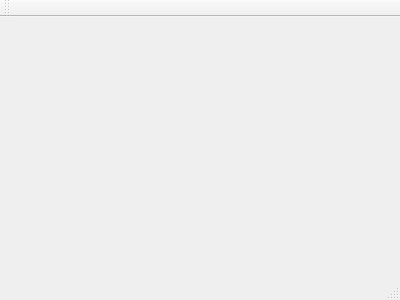
The window that mainwindow.ui (abbasid/ImgPro_HW2) describes before a commit, drawn with Qt 5.
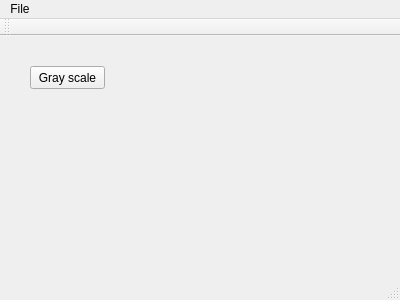
The same window after the commit.

Commit message: load image file, gray scale image

Diff of the .ui file:
```diff
--- a/mainwindow.ui
+++ b/mainwindow.ui
@@ -12,13 +12,54 @@
   <property name="windowTitle" >
    <string>MainWindow</string>
   </property>
-  <widget class="QMenuBar" name="menuBar" />
-  <widget class="QToolBar" name="mainToolBar" />
-  <widget class="QWidget" name="centralWidget" />
-  <widget class="QStatusBar" name="statusBar" />
+  <widget class="QWidget" name="centralWidget">
+   <widget class="QPushButton" name="grayscale">
+    <property name="geometry">
+     <rect>
+      <x>30</x>
+      <y>30</y>
+      <width>75</width>
+      <height>23</height>
+     </rect>
+    </property>
+    <property name="text">
+     <string>Gray scale</string>
+    </property>
+   </widget>
+  </widget>
+  <widget class="QMenuBar" name="menuBar">
+   <property name="geometry">
+    <rect>
+     <x>0</x>
+     <y>0</y>
+     <width>400</width>
+     <height>22</height>
+    </rect>
+   </property>
+   <widget class="QMenu" name="menuFile">
+    <property name="title">
+     <string>File</string>
+    </property>
+    <addaction name="actionOpen_file"/>
+   </widget>
+   <addaction name="menuFile"/>
+  </widget>
+  <widget class="QToolBar" name="mainToolBar">
+   <attribute name="toolBarArea">
+    <enum>TopToolBarArea</enum>
+   </attribute>
+   <attribute name="toolBarBreak">
+    <bool>false</bool>
+   </attribute>
+  </widget>
+  <widget class="QStatusBar" name="statusBar"/>
+  <action name="actionOpen_file">
+   <property name="text">
+    <string>Open file</string>
+   </property>
+  </action>
  </widget>
- <layoutDefault spacing="6" margin="11" />
- <pixmapfunction></pixmapfunction>
+ <layoutdefault spacing="6" margin="11"/>
  <resources/>
  <connections/>
 </ui>
```
Left out of the diff: 7 changed lines with no effect on the pictures. The commit also changes 3 other files.
